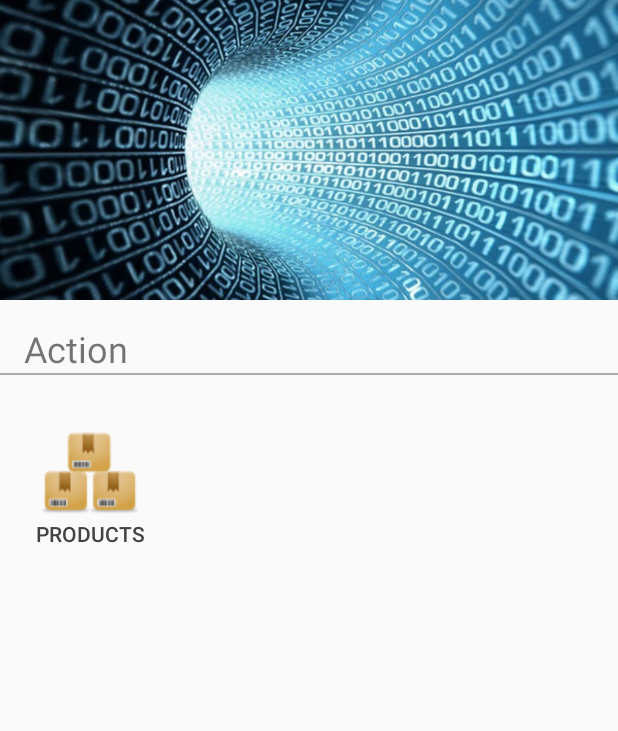
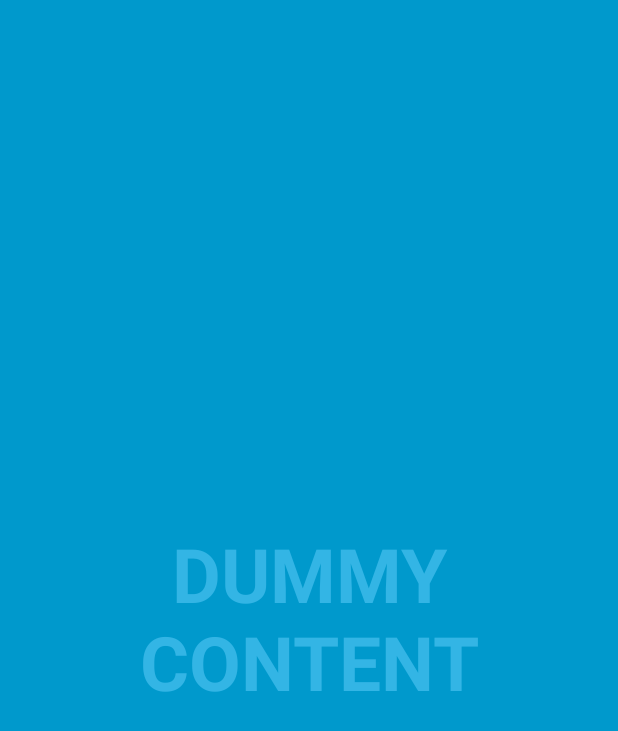
Before and after one commit to George-Atmatsidis/kuaci, an Android app: the screen it shows after launch (DashboardActivity before the commit, LoginActivity after it), on a phone screen of 412 x 824 dp. Shown: the top 731 px of the screen. Run offline under Robolectric (Android 15) with nearby library versions, the phone set to English and light mode, and no system bars.

Commit message:
Adding Login Activity
 Note implemented yet

```diff
--- /dev/null
+++ b/app/src/main/java/com/rubahapi/kuaci/LoginActivity.java
@@ -0,0 +1,163 @@
+package com.rubahapi.kuaci;
+
+import android.annotation.SuppressLint;
+import android.support.v7.app.ActionBar;
+import android.support.v7.app.AppCompatActivity;
+import android.os.Bundle;
+import android.os.Handler;
+import android.view.MotionEvent;
+import android.view.View;
+
+/**
+ * An example full-screen activity that shows and hides the system UI (i.e.
+ * status bar and navigation/system bar) with user interaction.
+ */
+public class LoginActivity extends AppCompatActivity {
+    /**
+     * Whether or not the system UI should be auto-hidden after
+     * {@link #AUTO_HIDE_DELAY_MILLIS} milliseconds.
+     */
+    private static final boolean AUTO_HIDE = true;
+
+    /**
+     * If {@link #AUTO_HIDE} is set, the number of milliseconds to wait after
+     * user interaction before hiding the system UI.
+     */
+    private static final int AUTO_HIDE_DELAY_MILLIS = 3000;
+
+    /**
+     * Some older devices needs a small delay between UI widget updates
+     * and a change of the status and navigation bar.
+     */
+    private static final int UI_ANIMATION_DELAY = 300;
+    private final Handler mHideHandler = new Handler();
+    private View mContentView;
+    private final Runnable mHidePart2Runnable = new Runnable() {
+        @SuppressLint("InlinedApi")
+        @Override
+        public void run() {
+            // Delayed removal of status and navigation bar
+
+            // Note that some of these constants are new as of API 16 (Jelly Bean)
+            // and API 19 (KitKat). It is safe to use them, as they are inlined
+            // at compile-time and do nothing on earlier devices.
+            mContentView.setSystemUiVisibility(View.SYSTEM_UI_FLAG_LOW_PROFILE
+                    | View.SYSTEM_UI_FLAG_FULLSCREEN
+                    | View.SYSTEM_UI_FLAG_LAYOUT_STABLE
+                    | View.SYSTEM_UI_FLAG_IMMERSIVE_STICKY
+                    | View.SYSTEM_UI_FLAG_LAYOUT_HIDE_NAVIGATION
+                    | View.SYSTEM_UI_FLAG_HIDE_NAVIGATION);
+        }
+    };
+    private View mControlsView;
+    private final Runnable mShowPart2Runnable = new Runnable() {
+        @Override
+        public void run() {
+            // Delayed display of UI elements
+            ActionBar actionBar = getSupportActionBar();
+            if (actionBar != null) {
+                actionBar.show();
+            }
+            mControlsView.setVisibility(View.VISIBLE);
+        }
+    };
+    private boolean mVisible;
+    private final Runnable mHideRunnable = new Runnable() {
+        @Override
+        public void run() {
+            hide();
+        }
+    };
+    /**
+     * Touch listener to use for in-layout UI controls to delay hiding the
+     * system UI. This is to prevent the jarring behavior of controls going away
+     * while interacting with activity UI.
+     */
+    private final View.OnTouchListener mDelayHideTouchListener = new View.OnTouchListener() {
+        @Override
+        public boolean onTouch(View view, MotionEvent motionEvent) {
+            if (AUTO_HIDE) {
+                delayedHide(AUTO_HIDE_DELAY_MILLIS);
+            }
+            return false;
+        }
+    };
+
+    @Override
+    protected void onCreate(Bundle savedInstanceState) {
+        super.onCreate(savedInstanceState);
+
+        setContentView(R.layout.activity_login);
+
+        mVisible = true;
+        mControlsView = findViewById(R.id.fullscreen_content_controls);
+        mContentView = findViewById(R.id.fullscreen_content);
+
+
+        // Set up the user interaction to manually show or hide the system UI.
+        mContentView.setOnClickListener(new View.OnClickListener() {
+            @Override
+            public void onClick(View view) {
+                toggle();
+            }
+        });
+
+        // Upon interacting with UI controls, delay any scheduled hide()
+        // operations to prevent the jarring behavior of controls going away
+        // while interacting with the UI.
+        findViewById(R.id.dummy_button).setOnTouchListener(mDelayHideTouchListener);
+    }
+
+    @Override
+    protected void onPostCreate(Bundle savedInstanceState) {
+        super.onPostCreate(savedInstanceState);
+
+        // Trigger the initial hide() shortly after the activity has been
+        // created, to briefly hint to the user that UI controls
+        // are available.
+        delayedHide(100);
+    }
+
+    private void toggle() {
+        if (mVisible) {
+            hide();
+        } else {
+            show();
+        }
+    }
+
+    private void hide() {
+        // Hide UI first
+        ActionBar actionBar = getSupportActionBar();
+        if (actionBar != null) {
+            actionBar.hide();
+        }
+        mControlsView.setVisibility(View.GONE);
+        mVisible = false;
+
+        // Schedule a runnable to remove the status and navigation bar after a delay
+        mHideHandler.removeCallbacks(mShowPart2Runnable);
+        mHideHandler.postDelayed(mHidePart2Runnable, UI_ANIMATION_DELAY);
+    }
+
+    @SuppressLint("InlinedApi")
+    private void show() {
+        // Show the system bar
+        mContentView.setSystemUiVisibility(View.SYSTEM_UI_FLAG_LAYOUT_FULLSCREEN
+                | View.SYSTEM_UI_FLAG_LAYOUT_HIDE_NAVIGATION);
+        mVisible = true;
+
+        // Schedule a runnable to display UI elements after a delay
+        mHideHandler.removeCallbacks(mHidePart2Runnable);
+        mHideHandler.postDelayed(mShowPart2Runnable, UI_ANIMATION_DELAY);
+    }
+
+    /**
+     * Schedules a call to hide() in [delay] milliseconds, canceling any
+     * previously scheduled calls.
+     */
+    private void delayedHide(int delayMillis) {
+        mHideHandler.removeCallbacks(mHideRunnable);
+        mHideHandler.postDelayed(mHideRunnable, delayMillis);
+    }
+}
--- /dev/null
+++ b/app/src/main/res/layout/activity_login.xml
@@ -0,0 +1,49 @@
+<FrameLayout xmlns:android="http://schemas.android.com/apk/res/android"
+    xmlns:tools="http://schemas.android.com/tools"
+    android:layout_width="match_parent"
+    android:layout_height="match_parent"
+    android:background="#0099cc"
+    tools:context="com.rubahapi.kuaci.LoginActivity">
+
+    <!-- The primary full-screen view. This can be replaced with whatever view
+         is needed to present your content, e.g. VideoView, SurfaceView,
+         TextureView, etc. -->
+    <TextView
+        android:id="@+id/fullscreen_content"
+        android:layout_width="match_parent"
+        android:layout_height="match_parent"
+        android:gravity="center"
+        android:keepScreenOn="true"
+        android:text="@string/dummy_content"
+        android:textColor="#33b5e5"
+        android:textSize="50sp"
+        android:textStyle="bold" />
+
+    <!-- This FrameLayout insets its children based on system windows using
+         android:fitsSystemWindows. -->
+    <FrameLayout
+        android:layout_width="match_parent"
+        android:layout_height="match_parent"
+        android:fitsSystemWindows="true">
+
+        <LinearLayout
+            android:id="@+id/fullscreen_content_controls"
+            style="?metaButtonBarStyle"
+            android:layout_width="match_parent"
+            android:layout_height="wrap_content"
+            android:layout_gravity="bottom|center_horizontal"
+            android:background="@color/black_overlay"
+            android:orientation="horizontal"
+            tools:ignore="UselessParent">
+
+            <Button
+                android:id="@+id/dummy_button"
+                style="?metaButtonBarButtonStyle"
+                android:layout_width="0dp"
+                android:layout_height="wrap_content"
+                android:layout_weight="1"
+                android:text="@string/dummy_button" />
+        </LinearLayout>
+    </FrameLayout>
+
+</FrameLayout>
--- a/app/src/main/res/values/colors.xml
+++ b/app/src/main/res/values/colors.xml
@@ -3,4 +3,6 @@
     <color name="colorPrimary">#3F51B5</color>
     <color name="colorPrimaryDark">#303F9F</color>
     <color name="colorAccent">#FF4081</color>
+
+    <color name="black_overlay">#66000000</color>
 </resources>
--- a/app/src/main/res/values/strings.xml
+++ b/app/src/main/res/values/strings.xml
@@ -7,4 +7,8 @@
     <string name="ok">OK</string>
     <string name="low_storage_error">Face detector dependencies cannot be downloaded due to low device storage</string>
     <string name="no_camera_permission">This application cannot run because it does not have the camera permission.  The application will now exit.</string>
+
+    <string name="title_activity_login">LoginActivity</string>
+    <string name="dummy_button">Dummy Button</string>
+    <string name="dummy_content">DUMMY\nCONTENT</string>
 </resources>
--- a/app/src/main/res/values/styles.xml
+++ b/app/src/main/res/values/styles.xml
@@ -17,4 +17,16 @@
 
     <style name="AppTheme.PopupOverlay" parent="ThemeOverlay.AppCompat.Light" />
 
+    <style name="FullscreenTheme" parent="AppTheme">
+        <item name="android:actionBarStyle">@style/FullscreenActionBarStyle</item>
+        <item name="android:windowActionBarOverlay">true</item>
+        <item name="android:windowBackground">@null</item>
+        <item name="metaButtonBarStyle">?android:attr/buttonBarStyle</item>
+        <item name="metaButtonBarButtonStyle">?android:attr/buttonBarButtonStyle</item>
+    </style>
+
+    <style name="FullscreenActionBarStyle" parent="Widget.AppCompat.ActionBar">
+        <item name="android:background">@color/black_overlay</item>
+    </style>
+
 </resources>
```
Also changed, not shown: app/build.gradle (+13 -11 lines), app/src/main/AndroidManifest.xml (+16 -5 lines), app/src/main/res/values/attrs.xml (added, +12 -0 lines).
